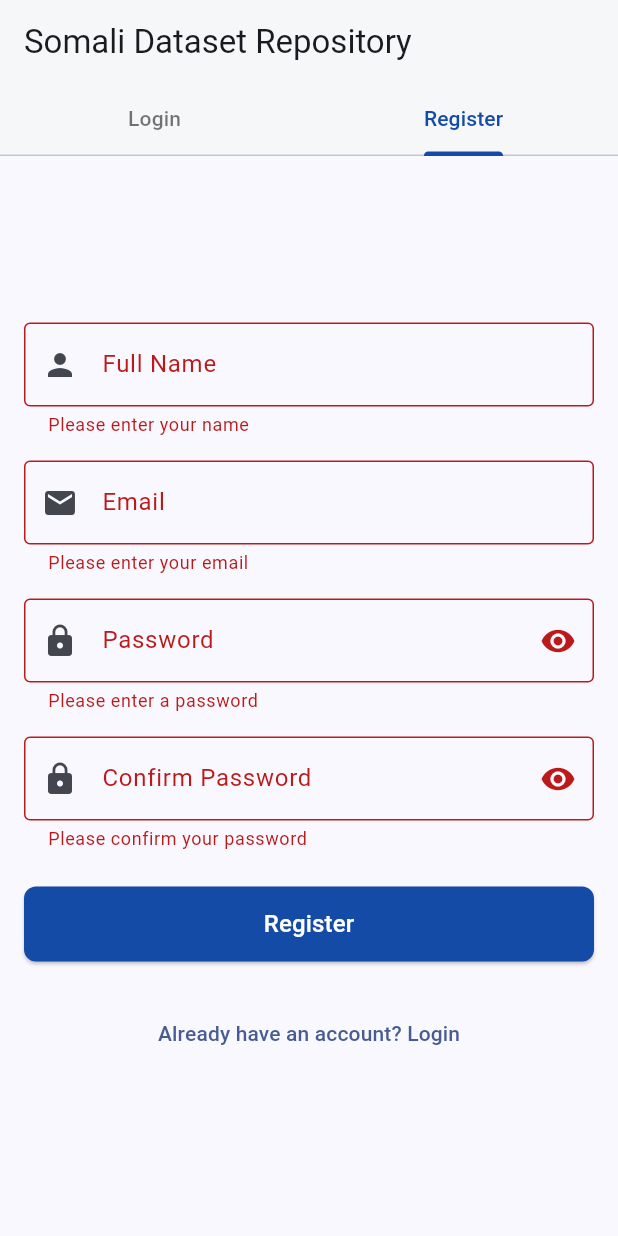
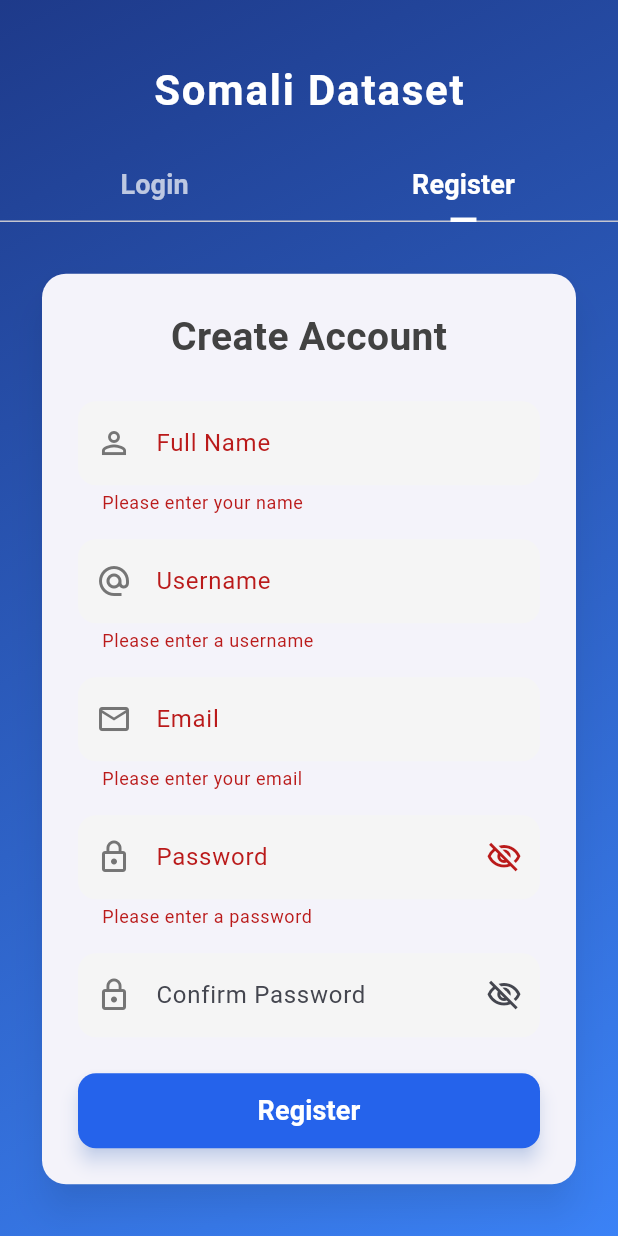
Before and after one commit to alidiamond1/final, a Flutter app: the screen it shows after launch, tab 2 chosen, after a tap on "Register", on a phone screen of 412 x 824 dp. Run offline on Flutter 3.47's test engine with Material 3 defaults, Android fonts, the phone set to English and light mode, and no system bars; our stand-ins replace image_picker, permission_handler, shared_preferences; missing offline and left inert: flutter_downloader; Roboto replaces fonts that are missing (Arial).

Commit message:
hada waxaan kudaray username oo ah mid muhiim ah

```diff
--- a/mymobileapp/lib/auth_screen.dart
+++ b/mymobileapp/lib/auth_screen.dart
@@ -2,6 +2,7 @@ import 'package:flutter/material.dart';
 import 'package:provider/provider.dart';
 import 'providers/auth_provider.dart';
 
+// Main screen with gradient background and custom tab bar
 class AuthScreen extends StatelessWidget {
   const AuthScreen({Key? key}) : super(key: key);
 
@@ -10,31 +11,138 @@ class AuthScreen extends StatelessWidget {
     return DefaultTabController(
       length: 2,
       child: Scaffold(
-        appBar: AppBar(
-          backgroundColor: Colors.white,
-          elevation: 1,
-          title: const Text('Somali Dataset Repository'),
-          bottom: const TabBar(
-            labelColor: Color(0xFF144BA6),
-            unselectedLabelColor: Colors.black54,
-            indicatorColor: Color(0xFF144BA6),
-            tabs: [
-              Tab(text: 'Login'),
-              Tab(text: 'Register'),
-            ],
+        body: Container(
+          decoration: BoxDecoration(
+            gradient: LinearGradient(
+              colors: [const Color(0xFF1E3A8A), const Color(0xFF3B82F6)],
+              begin: Alignment.topLeft,
+              end: Alignment.bottomRight,
+            ),
           ),
-        ),
-        body: TabBarView(
-          children: [
-            LoginForm(),
-            SignupForm(),
-          ],
+          child: SafeArea(
+            child: Column(
+              children: [
+                // Custom Header
+                Padding(
+                  padding: const EdgeInsets.only(top: 40.0, bottom: 20.0),
+                  child: Text(
+                    'Somali Dataset',
+                    style: TextStyle(
+                      color: Colors.white,
+                      fontSize: 28,
+                      fontWeight: FontWeight.bold,
+                      letterSpacing: 1.2,
+                    ),
+                  ),
+                ),
+                // Custom TabBar
+                TabBar(
+                  labelColor: Colors.white,
+                  unselectedLabelColor: Colors.white70,
+                  indicator: UnderlineTabIndicator(
+                    borderSide: BorderSide(width: 3.0, color: Colors.white),
+                    insets: EdgeInsets.symmetric(horizontal: 40.0),
+                  ),
+                  tabs: [
+                    Tab(child: Text('Login', style: TextStyle(fontSize: 18, fontWeight: FontWeight.w600))),
+                    Tab(child: Text('Register', style: TextStyle(fontSize: 18, fontWeight: FontWeight.w600))),
+                  ],
+                ),
+                // Animated TabBarView
+                Expanded(
+                  child: TabBarView(
+                    children: [
+                      AuthFormContainer(child: LoginForm()),
+                      AuthFormContainer(child: SignupForm()),
+                    ],
+                  ),
+                ),
+              ],
+            ),
+          ),
         ),
       ),
     );
   }
 }
 
+// Animated container for the forms
+class AuthFormContainer extends StatefulWidget {
+  final Widget child;
+  const AuthFormContainer({Key? key, required this.child}) : super(key: key);
+
+  @override
+  _AuthFormContainerState createState() => _AuthFormContainerState();
+}
+
+class _AuthFormContainerState extends State<AuthFormContainer> with SingleTickerProviderStateMixin {
+  late AnimationController _controller;
+  late Animation<double> _opacityAnimation;
+  late Animation<Offset> _slideAnimation;
+
+  @override
+  void initState() {
+    super.initState();
+    _controller = AnimationController(
+      vsync: this,
+      duration: const Duration(milliseconds: 600),
+    );
+    _opacityAnimation = Tween<double>(begin: 0.0, end: 1.0).animate(
+      CurvedAnimation(parent: _controller, curve: Curves.easeInOut),
+    );
+    _slideAnimation = Tween<Offset>(begin: const Offset(0, 0.3), end: Offset.zero).animate(
+      CurvedAnimation(parent: _controller, curve: Curves.easeOut),
+    );
+    _controller.forward();
+  }
+
+  @override
+  void dispose() {
+    _controller.dispose();
+    super.dispose();
+  }
+
+  @override
+  Widget build(BuildContext context) {
+    return SlideTransition(
+      position: _slideAnimation,
+      child: FadeTransition(
+        opacity: _opacityAnimation,
+        child: Center(
+          child: SingleChildScrollView(
+            padding: const EdgeInsets.symmetric(horizontal: 24.0),
+            child: Card(
+              elevation: 10.0,
+              shadowColor: Colors.black.withOpacity(0.4),
+              shape: RoundedRectangleBorder(borderRadius: BorderRadius.circular(16)),
+              child: widget.child,
+            ),
+          ),
+        ),
+      ),
+    );
+  }
+}
+
+// Helper for modern text field decoration
+InputDecoration _buildInputDecoration(String label, IconData icon) {
+  return InputDecoration(
+    labelText: label,
+    prefixIcon: Icon(icon, color: Colors.grey.shade600),
+    filled: true,
+    fillColor: Colors.grey.shade100,
+    border: OutlineInputBorder(
+      borderRadius: BorderRadius.circular(12),
+      borderSide: BorderSide.none,
+    ),
+    focusedBorder: OutlineInputBorder(
+      borderRadius: BorderRadius.circular(12),
+      borderSide: BorderSide(color: const Color(0xFF1E3A8A), width: 2),
+    ),
+  );
+}
+
+// Login Form Widget (Updated for Username Login)
 class LoginForm extends StatefulWidget {
   @override
   _LoginFormState createState() => _LoginFormState();
@@ -42,13 +150,13 @@ class LoginForm extends StatefulWidget {
 
 class _LoginFormState extends State<LoginForm> {
   final _formKey = GlobalKey<FormState>();
-  final _emailController = TextEditingController();
+  final _usernameController = TextEditingController();
   final _passwordController = TextEditingController();
   bool _obscurePassword = true;
 
   @override
   void dispose() {
-    _emailController.dispose();
+    _usernameController.dispose();
     _passwordController.dispose();
     super.dispose();
   }
@@ -58,22 +166,26 @@ class _LoginFormState extends State<LoginForm> {
     final authProvider = Provider.of<AuthProvider>(context);
 
     return Padding(
-      padding: const EdgeInsets.all(16.0),
+      padding: const EdgeInsets.all(24.0),
       child: Form(
         key: _formKey,
         child: Column(
-          mainAxisAlignment: MainAxisAlignment.center,
+          mainAxisSize: MainAxisSize.min,
           children: [
+            Text(
+              "Welcome Back!",
+              style: TextStyle(
+                fontSize: 26,
+                fontWeight: FontWeight.bold,
+                color: Colors.grey.shade800,
+              ),
+            ),
+            const SizedBox(height: 24),
             TextFormField(
-              controller: _emailController,
-              decoration: const InputDecoration(
-                labelText: 'Email',
-                border: OutlineInputBorder(),
-                prefixIcon: Icon(Icons.email),
-              ),
+              controller: _usernameController,
+              decoration: _buildInputDecoration('Username', Icons.person_outline),
               validator: (value) {
-                if (value!.isEmpty) return "Please enter your email";
-                if (!value.contains('@')) return "Please enter a valid email";
+                if (value!.isEmpty) return "Please enter your username";
                 return null;
               },
             ),
@@ -81,19 +193,10 @@ class _LoginFormState extends State<LoginForm> {
             TextFormField(
               controller: _passwordController,
               obscureText: _obscurePassword,
-              decoration: InputDecoration(
-                labelText: 'Password',
-                border: const OutlineInputBorder(),
-                prefixIcon: const Icon(Icons.lock),
+              decoration: _buildInputDecoration('Password', Icons.lock_outline).copyWith(
                 suffixIcon: IconButton(
-                  icon: Icon(
-                    _obscurePassword ? Icons.visibility : Icons.visibility_off,
-                  ),
-                  onPressed: () {
-                    setState(() {
-                      _obscurePassword = !_obscurePassword;
-                    });
-                  },
+                  icon: Icon(_obscurePassword ? Icons.visibility_off_outlined : Icons.visibility_outlined),
+                  onPressed: () => setState(() => _obscurePassword = !_obscurePassword),
                 ),
               ),
               validator: (value) {
@@ -104,7 +207,8 @@ class _LoginFormState extends State<LoginForm> {
             const SizedBox(height: 24),
             if (authProvider.error != null)
               Container(
-                padding: const EdgeInsets.all(10),
+                width: double.infinity,
+                padding: const EdgeInsets.all(12),
                 margin: const EdgeInsets.only(bottom: 16),
                 decoration: BoxDecoration(
                   color: Colors.red.shade100,
@@ -112,7 +216,8 @@ class _LoginFormState extends State<LoginForm> {
                 ),
                 child: Text(
                   authProvider.error!.replaceAll('Exception: ', ''),
-                  style: const TextStyle(color: Colors.red),
+                  style: TextStyle(color: Colors.red.shade800, fontWeight: FontWeight.w500),
+                  textAlign: TextAlign.center,
                 ),
               ),
             ElevatedButton(
@@ -121,38 +226,21 @@ class _LoginFormState extends State<LoginForm> {
                   : () async {
                       if (_formKey.currentState!.validate()) {
                         await authProvider.login(
-                          _emailController.text.trim(),
+                          _usernameController.text.trim(),
                           _passwordController.text.trim(),
                         );
                       }
                     },
               style: ElevatedButton.styleFrom(
                 minimumSize: const Size(double.infinity, 50),
-                backgroundColor: const Color(0xFF144BA6),
-                foregroundColor: Colors.white,
-                shape: RoundedRectangleBorder(
-                  borderRadius: BorderRadius.circular(8),
-                ),
+                shape: RoundedRectangleBorder(borderRadius: BorderRadius.circular(12)),
+                backgroundColor: const Color(0xFF2563EB),
+                elevation: 5,
+                shadowColor: Colors.blueAccent.withOpacity(0.4),
               ),
               child: authProvider.isLoading
-                  ? const SizedBox(
-                      width: 20,
-                      height: 20,
-                      child: CircularProgressIndicator(
-                        color: Colors.white,
-                        strokeWidth: 2,
-                      ),
-                    )
-                  : const Text('Login', style: TextStyle(fontSize: 16)),
-            ),
-            const SizedBox(height: 24),
-            Center(
-              child: TextButton(
-                onPressed: () {
-                  DefaultTabController.of(context).animateTo(1);
-                },
-                child: const Text("Don't have an account? Register"),
-              ),
+                  ? const SizedBox(width: 24, height: 24, child: CircularProgressIndicator(color: Colors.white, strokeWidth: 3))
+                  : const Text('Login', style: TextStyle(fontSize: 18, fontWeight: FontWeight.w600, color: Colors.white)),
             ),
           ],
         ),
@@ -161,6 +249,7 @@ class _LoginFormState extends State<LoginForm> {
   }
 }
 
+// Signup Form Widget (Updated for Username Registration)
 class SignupForm extends StatefulWidget {
   @override
   _SignupFormState createState() => _SignupFormState();
@@ -169,6 +258,7 @@ class SignupForm extends StatefulWidget {
 class _SignupFormState extends State<SignupForm> {
   final _formKey = GlobalKey<FormState>();
   final _nameController = TextEditingController();
+  final _usernameController = TextEditingController();
   final _emailController = TextEditingController();
   final _passwordController = TextEditingController();
   final _confirmPasswordController = TextEditingController();
@@ -178,6 +268,7 @@ class _SignupFormState extends State<SignupForm> {
   @override
   void dispose() {
     _nameController.dispose();
+    _usernameController.dispose();
     _emailController.dispose();
     _passwordController.dispose();
     _confirmPasswordController.dispose();
@@ -189,19 +280,24 @@ class _SignupFormState extends State<SignupForm> {
     final authProvider = Provider.of<AuthProvider>(context, listen: true);
 
     return Padding(
-      padding: const EdgeInsets.all(16.0),
+      padding: const EdgeInsets.all(24.0),
       child: Form(
         key: _formKey,
         child: Column(
-          mainAxisAlignment: MainAxisAlignment.center,
+          mainAxisSize: MainAxisSize.min,
           children: [
+            Text(
+              "Create Account",
+              style: TextStyle(
+                fontSize: 26,
+                fontWeight: FontWeight.bold,
+                color: Colors.grey.shade800,
+              ),
+            ),
+            const SizedBox(height: 24),
             TextFormField(
               controller: _nameController,
-              decoration: const InputDecoration(
-                labelText: 'Full Name',
-                border: OutlineInputBorder(),
-                prefixIcon: Icon(Icons.person),
-              ),
+              decoration: _buildInputDecoration('Full Name', Icons.person_outline),
               validator: (value) {
                 if (value!.isEmpty) return "Please enter your name";
                 return null;
@@ -209,12 +305,18 @@ class _SignupFormState extends State<SignupForm> {
             ),
             const SizedBox(height: 16),
             TextFormField(
+              controller: _usernameController,
+              decoration: _buildInputDecoration('Username', Icons.alternate_email),
+              validator: (value) {
+                if (value!.isEmpty) return "Please enter a username";
+                if (value.contains(' ')) return "Username cannot contain spaces";
+                return null;
+              },
+            ),
+            const SizedBox(height: 16),
+            TextFormField(
               controller: _emailController,
-              decoration: const InputDecoration(
-                labelText: 'Email',
-                border: OutlineInputBorder(),
-                prefixIcon: Icon(Icons.email),
-              ),
+              decoration: _buildInputDecoration('Email', Icons.email_outlined),
               validator: (value) {
                 if (value!.isEmpty) return "Please enter your email";
                 if (!value.contains('@')) return "Please enter a valid email";
@@ -225,26 +327,15 @@ class _SignupFormState extends State<SignupForm> {
             TextFormField(
               controller: _passwordController,
               obscureText: _obscurePassword,
-              decoration: InputDecoration(
-                labelText: 'Password',
-                border: const OutlineInputBorder(),
-                prefixIcon: const Icon(Icons.lock),
+              decoration: _buildInputDecoration('Password', Icons.lock_outline).copyWith(
                 suffixIcon: IconButton(
-                  icon: Icon(
-                    _obscurePassword ? Icons.visibility : Icons.visibility_off,
-                  ),
-                  onPressed: () {
-                    setState(() {
-                      _obscurePassword = !_obscurePassword;
-                    });
-                  },
+                  icon: Icon(_obscurePassword ? Icons.visibility_off_outlined : Icons.visibility_outlined),
+                  onPressed: () => setState(() => _obscurePassword = !_obscurePassword),
                 ),
               ),
               validator: (value) {
                 if (value!.isEmpty) return "Please enter a password";
-                if (value.length < 6) {
-                  return "Password must be at least 6 characters";
-                }
+                if (value.length < 6) return "Password must be at least 6 characters";
                 return null;
               },
             ),
@@ -252,35 +343,22 @@ class _SignupFormState extends State<SignupForm> {
             TextFormField(
               controller: _confirmPasswordController,
               obscureText: _obscureConfirmPassword,
-              decoration: InputDecoration(
-                labelText: 'Confirm Password',
-                border: const OutlineInputBorder(),
-                prefixIcon: const Icon(Icons.lock),
+              decoration: _buildInputDecoration('Confirm Password', Icons.lock_outline).copyWith(
                 suffixIcon: IconButton(
-                  icon: Icon(
-                    _obscureConfirmPassword
-                        ? Icons.visibility
-                        : Icons.visibility_off,
-                  ),
-                  onPressed: () {
-                    setState(() {
-                      _obscureConfirmPassword = !_obscureConfirmPassword;
-                    });
-                  },
+                  icon: Icon(_obscureConfirmPassword ? Icons.visibility_off_outlined : Icons.visibility_outlined),
+                  onPressed: () => setState(() => _obscureConfirmPassword = !_obscureConfirmPassword),
                 ),
               ),
               validator: (value) {
-                if (value!.isEmpty) return "Please confirm your password";
-                if (value != _passwordController.text) {
-                  return "Passwords do not match";
-                }
+                if (value != _passwordController.text) return "Passwords do not match";
                 return null;
               },
             ),
             const SizedBox(height: 24),
             if (authProvider.error != null)
               Container(
-                padding: const EdgeInsets.all(10),
+                width: double.infinity,
+                padding: const EdgeInsets.all(12),
                 margin: const EdgeInsets.only(bottom: 16),
                 decoration: BoxDecoration(
                   color: Colors.red.shade100,
@@ -288,7 +366,8 @@ class _SignupFormState extends State<SignupForm> {
                 ),
                 child: Text(
                   authProvider.error!.replaceAll('Exception: ', ''),
-                  style: const TextStyle(color: Colors.red),
+                  style: TextStyle(color: Colors.red.shade800, fontWeight: FontWeight.w500),
+                  textAlign: TextAlign.center,
                 ),
               ),
             ElevatedButton(
@@ -298,38 +377,22 @@ class _SignupFormState extends State<SignupForm> {
                       if (_formKey.currentState!.validate()) {
                         await authProvider.register(
                           _nameController.text.trim(),
+                          _usernameController.text.trim(),
                           _emailController.text.trim(),
-                          _passwordController.text,
+                          _passwordController.text.trim(),
                         );
                       }
                     },
               style: ElevatedButton.styleFrom(
                 minimumSize: const Size(double.infinity, 50),
-                backgroundColor: const Color(0xFF144BA6),
-                foregroundColor: Colors.white,
-                shape: RoundedRectangleBorder(
-                  borderRadius: BorderRadius.circular(8),
-                ),
+                shape: RoundedRectangleBorder(borderRadius: BorderRadius.circular(12)),
+                backgroundColor: const Color(0xFF2563EB),
+                elevation: 5,
+                shadowColor: Colors.blueAccent.withOpacity(0.4),
               ),
               child: authProvider.isLoading
-                  ? const SizedBox(
-                      width: 20,
-                      height: 20,
-                      child: CircularProgressIndicator(
-                        color: Colors.white,
-                        strokeWidth: 2,
-                      ),
-                    )
-                  : const Text('Register', style: TextStyle(fontSize: 16)),
-            ),
-            const SizedBox(height: 24),
-            Center(
-              child: TextButton(
-                onPressed: () {
-                  DefaultTabController.of(context).animateTo(0);
-                },
-                child: const Text("Already have an account? Login"),
-              ),
+                  ? const SizedBox(width: 24, height: 24, child: CircularProgressIndicator(color: Colors.white, strokeWidth: 3))
+                  : const Text('Register', style: TextStyle(fontSize: 18, fontWeight: FontWeight.w600, color: Colors.white)),
             ),
           ],
         ),
--- a/mymobileapp/lib/edit_profile_screen.dart
+++ b/mymobileapp/lib/edit_profile_screen.dart
@@ -15,6 +15,7 @@ class EditProfileScreen extends StatefulWidget {
 class _EditProfileScreenState extends State<EditProfileScreen> {
   final _formKey = GlobalKey<FormState>();
   late TextEditingController _nameController;
+  late TextEditingController _usernameController;
   late TextEditingController _emailController;
 
   @override
@@ -22,12 +23,14 @@ class _EditProfileScreenState extends State<EditProfileScreen> {
     super.initState();
     final user = Provider.of<AuthProvider>(context, listen: false).user;
     _nameController = TextEditingController(text: user?['name']);
+    _usernameController = TextEditingController(text: user?['username']);
     _emailController = TextEditingController(text: user?['email']);
   }
 
   @override
   void dispose() {
     _nameController.dispose();
+    _usernameController.dispose();
     _emailController.dispose();
     super.dispose();
   }
@@ -179,6 +182,15 @@ class _EditProfileScreenState extends State<EditProfileScreen> {
                 ),
                 const SizedBox(height: 20),
                 TextFormField(
+                  controller: _usernameController,
+                  readOnly: true,
+                  decoration: _inputDecoration('Username', Icons.alternate_email).copyWith(
+                    fillColor: Colors.grey.shade200,
+                    hintStyle: TextStyle(color: Colors.grey.shade500),
+                  ),
+                ),
+                const SizedBox(height: 20),
+                TextFormField(
                   controller: _emailController,
                   decoration: _inputDecoration('Email Address', Icons.email_outlined),
                   keyboardType: TextInputType.emailAddress,
--- a/mymobileapp/lib/profile_screen.dart
+++ b/mymobileapp/lib/profile_screen.dart
@@ -91,11 +91,20 @@ class _ProfileScreenState extends State<ProfileScreen> {
                     fontWeight: FontWeight.bold,
                   ),
                 ),
+                // Text(
+                //   user?['email'] ?? 'email@example.com',
+                //   style: TextStyle(
+                //     color: Colors.white.withOpacity(0.8),
+                //     fontSize: screenWidth * 0.035,
+                //   ),
+                // ),
+                SizedBox(height: 4),
                 Text(
-                  user?['email'] ?? 'email@example.com',
+                  "@${user?['username'] ?? 'username'}",
                   style: TextStyle(
-                    color: Colors.white.withOpacity(0.8),
-                    fontSize: screenWidth * 0.035,
+                    color: Colors.white.withOpacity(0.9),
+                    fontSize: screenWidth * 0.04,
+                    fontWeight: FontWeight.w500,
                   ),
                 ),
               ],
--- a/mymobileapp/lib/providers/auth_provider.dart
+++ b/mymobileapp/lib/providers/auth_provider.dart
@@ -42,13 +42,13 @@ class AuthProvider with ChangeNotifier {
     }
   }
 
-  Future<void> login(String email, String password) async {
+  Future<void> login(String username, String password) async {
     _isLoading = true;
     _error = null;
     notifyListeners();
 
     try {
-      final data = await AuthService.login(email, password);
+      final data = await AuthService.login(username, password);
       _user = data['user'];
       _isAuthenticated = true;
     } catch (e) {
@@ -61,15 +61,15 @@ class AuthProvider with ChangeNotifier {
     }
   }
 
-  Future<void> register(String name, String email, String password) async {
+  Future<void> register(String name, String username, String email, String password) async {
     _isLoading = true;
     _error = null;
     notifyListeners();
 
     try {
-      await AuthService.register(name, email, password);
+      await AuthService.register(name, username, email, password);
       // Login after successful registration
-      await login(email, password);
+      await login(username, password);
     } catch (e) {
       _error = e.toString();
       _isAuthenticated = false;
--- a/mymobileapp/lib/services/auth_service.dart
+++ b/mymobileapp/lib/services/auth_service.dart
@@ -53,12 +53,13 @@ class AuthService {
   }
 
   // Register a new user
-  static Future<Map<String, dynamic>> register(String name, String email, String password) async {
+  static Future<Map<String, dynamic>> register(String name, String username, String email, String password) async {
     final response = await http.post(
       Uri.parse('$baseUrl/register'),
       headers: {'Content-Type': 'application/json'},
       body: jsonEncode({
         'name': name,
+        'username': username,
         'email': email,
         'password': password,
       }),
@@ -73,12 +74,12 @@ class AuthService {
   }
 
   // Login user
-  static Future<Map<String, dynamic>> login(String email, String password) async {
+  static Future<Map<String, dynamic>> login(String username, String password) async {
     final response = await http.post(
       Uri.parse('$baseUrl/login'),
       headers: {'Content-Type': 'application/json'},
       body: jsonEncode({
-        'email': email,
+        'username': username,
         'password': password,
       }),
     );
```
Also changed, not shown: mymobileapp/pubspec.lock, 8 other files.
